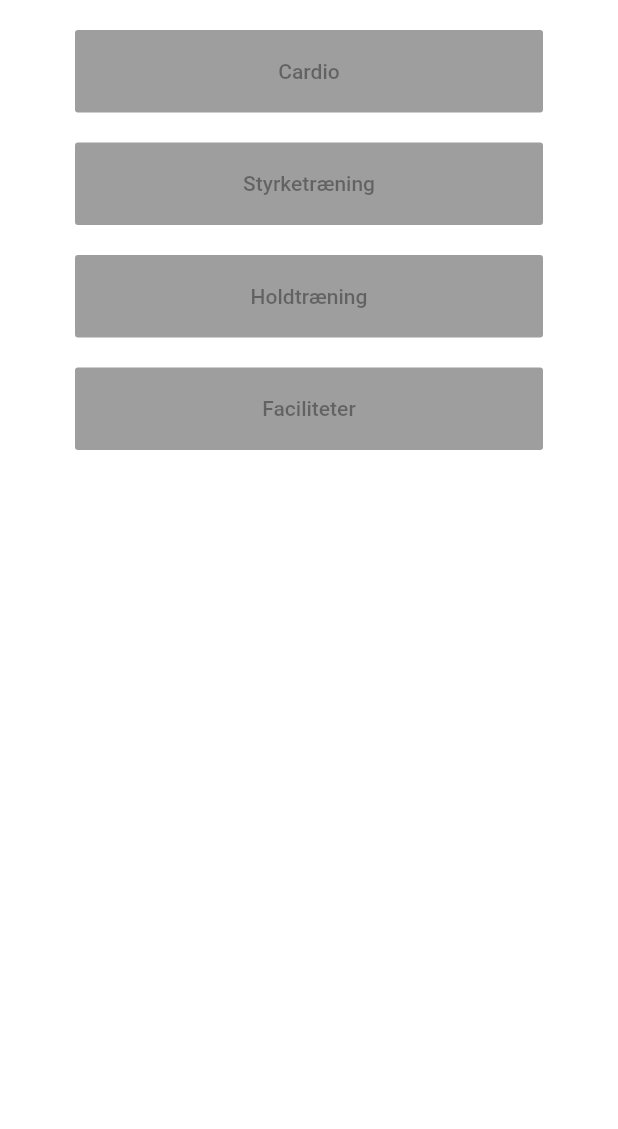
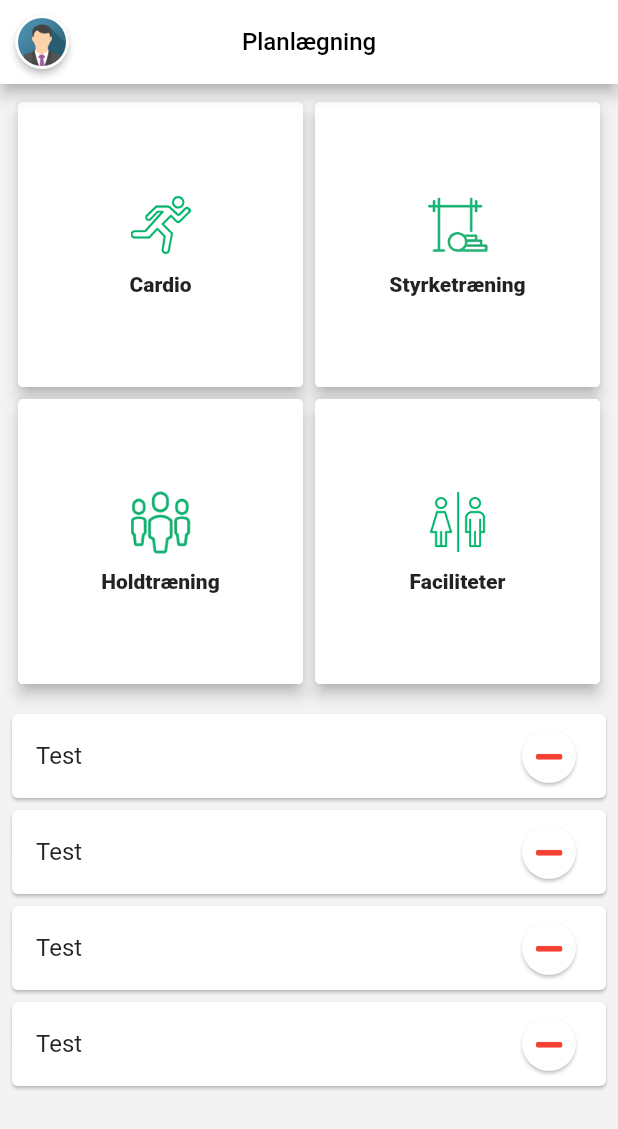
Before and after one commit to MichaelWestergaard/iBeacon_InnTech, a Flutter app: the Plan screen opened directly, on a phone screen of 412 x 824 dp. Shown: the top 1129 px of the screen. Run offline on Flutter 3.47's test engine with Material 2 defaults, Android fonts, the phone set to English and light mode, and no system bars; our stand-ins replace carousel_slider, font_awesome_flutter.

Commit message:
planlægning

```diff
--- a/lib/Plan.dart
+++ b/lib/Plan.dart
@@ -1,59 +1,152 @@
 import 'package:flutter/material.dart';
+import 'package:font_awesome_flutter/font_awesome_flutter.dart';
+import 'package:inntech_app/models/button.dart';
 
 class Plan extends StatefulWidget {
   @override
   _PlanState createState() => _PlanState();
+
+  List<Place> plannedRoute = List<Place>();
 }
 
 class _PlanState extends State<Plan> {
+
+
+
+
   @override
   Widget build(BuildContext context) {
-    return Container(
-      color: Colors.white,
-      child: Column(
-        children: <Widget>[
-          Container(
-            width: MediaQuery.of(context).size.width,
-            height: 75,
+    widget.plannedRoute = List<Place>();
+
+    widget.plannedRoute.add(Place("Test"));
+    widget.plannedRoute.add(Place("Test"));
+    widget.plannedRoute.add(Place("Test"));
+    widget.plannedRoute.add(Place("Test"));
+
+    return Scaffold(
+        backgroundColor: Color(0xfff3f3f3),
+        appBar: AppBar(
+          backgroundColor: Colors.white,
+          leading: Card(
+              margin: EdgeInsets.all(10),
+              shape: CircleBorder(),
+              elevation: 2,
               child: Padding(
-              padding: const EdgeInsets.fromLTRB(50, 20, 50, 0),
-              child: RaisedButton(
-                child: Text("Cardio"),
+                padding: const EdgeInsets.all(2),
+                child: ClipRRect(
+                  borderRadius: BorderRadius.circular(20),
+                  child: Image(
+                    image: AssetImage("assets/images/img_avatar.png"),
+                  ),
+                ),
+              )
+          ),
+          centerTitle: true,
+          title: Text(
+            "Planlægning",
+            style: TextStyle(
+              color: Colors.black,
+              fontSize: 16
             ),
           ),
         ),
-          Container(
-            width: MediaQuery.of(context).size.width,
-            height: 75,
+        body: Column(
+          children: <Widget>[
+            getButtons(context),
+            Expanded(
+              child: ListView.builder(
+                scrollDirection: Axis.vertical,
+                padding: EdgeInsets.all(4),
+                itemCount: widget.plannedRoute.length,
+                itemBuilder: (context, index) =>
+                    buildRoute(context, widget.plannedRoute[index]),
+              ),
+            )
+          ],
+        )
+    );
+  }
+
+  Widget buildRoute(BuildContext context, Place place){
+    return Card(
+      child: ListTile(
+        title: Text(place.name),
+        trailing: Card(
+          shape: CircleBorder(),
+          child: InkWell(
+            onTap: () {
+              print("clicked");
+            },
             child: Padding(
-              padding: const EdgeInsets.fromLTRB(50, 20, 50, 0),
-              child: RaisedButton(
-                child: Text("Styrketræning"),
+              padding: const EdgeInsets.all(8.0),
+              child: Icon(
+                FontAwesomeIcons.minus,
+                size: 20,
+                color: Colors.red,
               ),
             ),
           ),
-          Container(
-            width: MediaQuery.of(context).size.width,
-            height: 75,
-            child: Padding(
-              padding: const EdgeInsets.fromLTRB(50, 20, 50, 0),
-              child: RaisedButton(
-                child: Text("Holdtræning"),
         ),
       ),
+    );
+  }
+
+  Widget getButtons(BuildContext context){
+    List<Button> buttons = List<Button>();
+
+    buttons.add(Button("assets/images/running.png", "Cardio", "/none"));
+    buttons.add(Button("assets/images/training.png", "Styrketræning", "/none"));
+    buttons.add(Button("assets/images/buddies.png", "Holdtræning", "/none"));
+    buttons.add(Button("assets/images/wc.png", "Faciliteter", "/none"));
+
+    return Container(
+      child: GridView.builder(
+        itemCount: buttons.length,
+        shrinkWrap: true,
+        physics: NeverScrollableScrollPhysics(),
+        gridDelegate: SliverGridDelegateWithFixedCrossAxisCount(crossAxisCount: 2),
+        padding: EdgeInsets.all(8),
+        itemBuilder: (context, index) {
+          Button button = buttons[index];
+          return Card(
+            shape: BeveledRectangleBorder(borderRadius: BorderRadius.all(Radius.circular(2))),
+            elevation: 4,
+            child: InkWell(
+              onTap: () => Navigator.pushNamed(context, button.route),
+              child: Column(
+                crossAxisAlignment: CrossAxisAlignment.center,
+                mainAxisAlignment: MainAxisAlignment.center,
+                children: <Widget>[
+                  Image(
+                    image: AssetImage(button.icon),
+                    width: 40,
                   ),
-          Container(
-            width: MediaQuery.of(context).size.width,
-            height: 75,
-            child: Padding(
-              padding: const EdgeInsets.fromLTRB(50, 20, 50, 0),
-              child: RaisedButton(
-                child: Text("Faciliteter"),
-              ),
+                  SizedBox(height: 10,),
+                  Text(
+                    button.title,
+                    textAlign: TextAlign.center,
+                    style: TextStyle(
+                      fontWeight: FontWeight.w900,
                     ),
                   ),
                 ],
               ),
+            ),
+          );
+        },
+      ),
     );
   }
+
+  Widget getList(BuildContext context){
+
   }
+}
+
+class Place {
+  String name;
+
+  Place(this.name);
+
+
+}
--- a/lib/main.dart
+++ b/lib/main.dart
@@ -2,6 +2,7 @@ import 'package:carousel_slider/carousel_slider.dart';
 import 'package:flutter/material.dart';
 import 'package:font_awesome_flutter/font_awesome_flutter.dart';
 import 'package:inntech_app/Carousel.dart';
+import 'package:inntech_app/Plan.dart';
 import 'package:inntech_app/models/button.dart';
 
 import 'PageTransition.dart';
@@ -19,7 +20,7 @@ class MyApp extends StatelessWidget {
             return PageTransition(page: HomeScreen());
             break;
           case '/plan':
-            return PageTransition(page: HomeScreen());
+            return PageTransition(page: Plan());
             break;
           case '/route':
             return PageTransition(page: HomeScreen());
@@ -99,7 +100,7 @@ class _MyAppState extends State<HomeScreen> with TickerProviderStateMixin {
             shape: BeveledRectangleBorder(borderRadius: BorderRadius.all(Radius.circular(2))),
             elevation: 4,
             child: InkWell(
-              onTap: () {},
+              onTap: () => Navigator.pushNamed(context, button.route),
               child: Column(
                 crossAxisAlignment: CrossAxisAlignment.center,
                 mainAxisAlignment: MainAxisAlignment.center,
```
Also changed, not shown: assets/images/running.png (added), assets/images/wc.png (added). Lines whose indentation alone changed are shown as unchanged.
